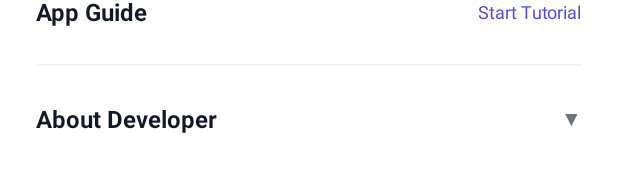
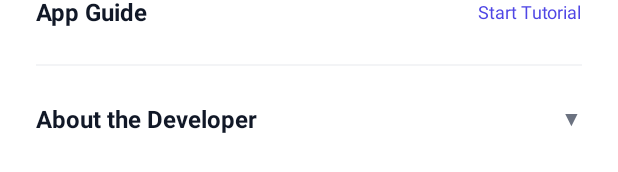
Before and after one commit to j-j-j-github/DAILYVERSE, an Android app: the layout bottom_sheet_settings.xml on its own in the app's theme, with its tools: preview values and no code run, on a phone screen of 412 x 824 dp. Shown: the part 787-959 px from the top of the screen. Run offline under Robolectric (Android 15) with nearby library versions, the phone set to English and light mode, and no system bars.

Commit message:
V1.0 (Stable Release)

```diff
--- a/app/src/main/res/layout/activity_main.xml
+++ b/app/src/main/res/layout/activity_main.xml
@@ -222,7 +222,7 @@
             android:layout_alignParentBottom="true"
             android:layout_centerHorizontal="true"
             android:layout_marginBottom="40dp"
-            android:text="v1.0r by JJJ"
+            android:text="V1.0 (Release)"
             android:textColor="@color/text_secondary"
             android:textSize="12sp"
             android:letterSpacing="0.2" />
--- a/app/src/main/res/layout/bottom_sheet_settings.xml
+++ b/app/src/main/res/layout/bottom_sheet_settings.xml
@@ -204,7 +204,7 @@
                 android:layout_width="0dp"
                 android:layout_height="wrap_content"
                 android:layout_weight="1"
-                android:text="About Developer"
+                android:text="About the Developer"
                 android:textColor="@color/text_primary"
                 android:textSize="16sp"
                 android:textStyle="bold"/>
```
